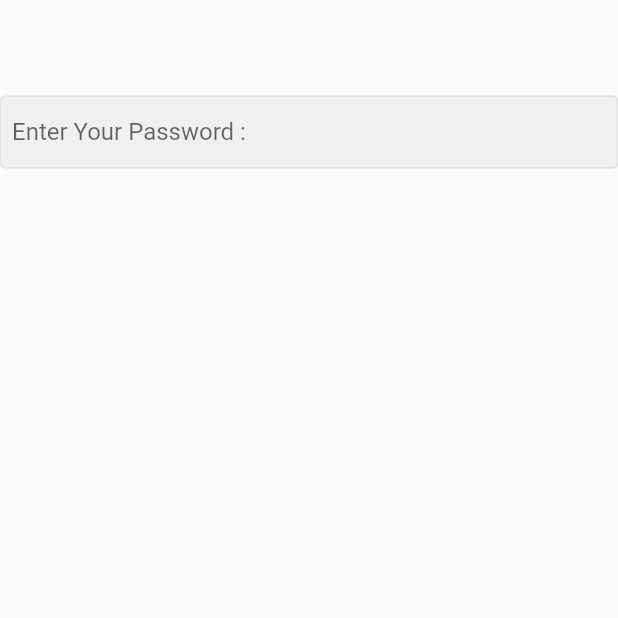
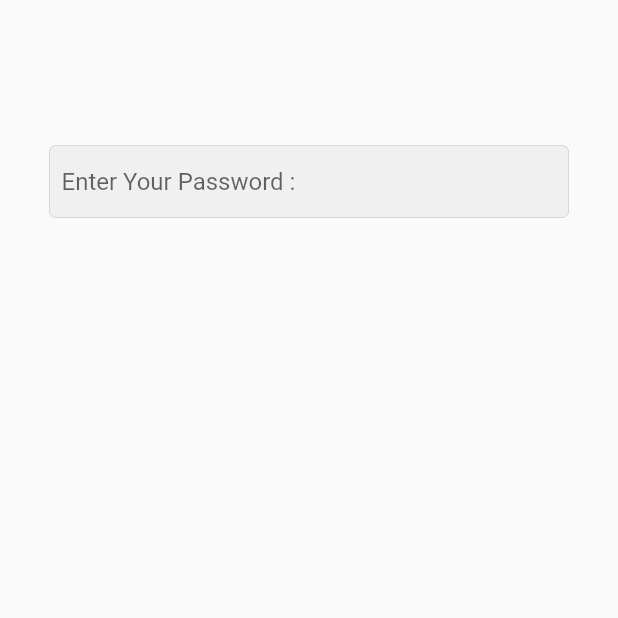
Before and after one commit to kasemkamel/e_commerce_app, a Flutter app: the screen it shows after launch, on a phone screen of 412 x 824 dp, the top half of it. Run offline on Flutter 3.47's test engine with Material 2 defaults, Android fonts, the phone set to English and light mode, and no system bars.

Commit message:
add padding

```diff
--- a/lib/pages/login.dart
+++ b/lib/pages/login.dart
@@ -7,7 +7,11 @@ class Login extends StatelessWidget {
   @override
   Widget build(BuildContext context) {
     return Scaffold(
-  body:Column(children: [
+  body:Center(
+    child: Padding(
+      padding: const EdgeInsets.all(33.0),
+      child: Column(
+        children: [
       const SizedBox(height:64),
       TextField(
         keyboardType: TextInputType.text,
@@ -23,7 +27,9 @@ TextField(
         ))
 
 
-  ]) ,
+      ]),
+    ),
+  ) ,
     );
   }
 }
```
Lines whose indentation alone changed are shown as unchanged.
